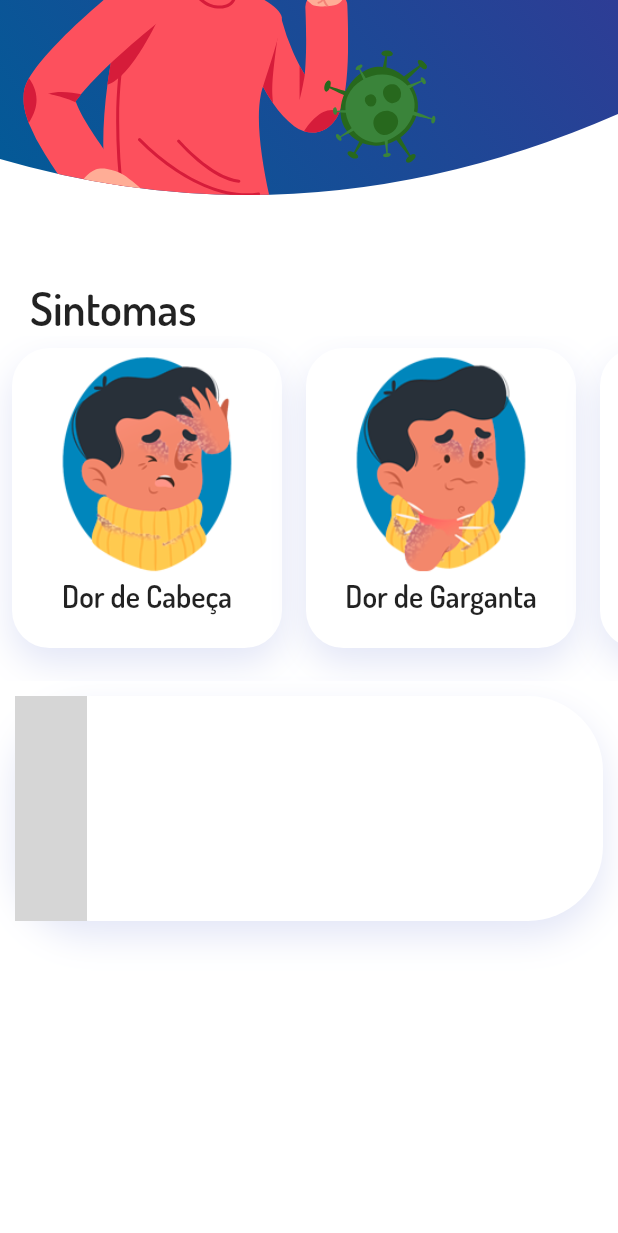
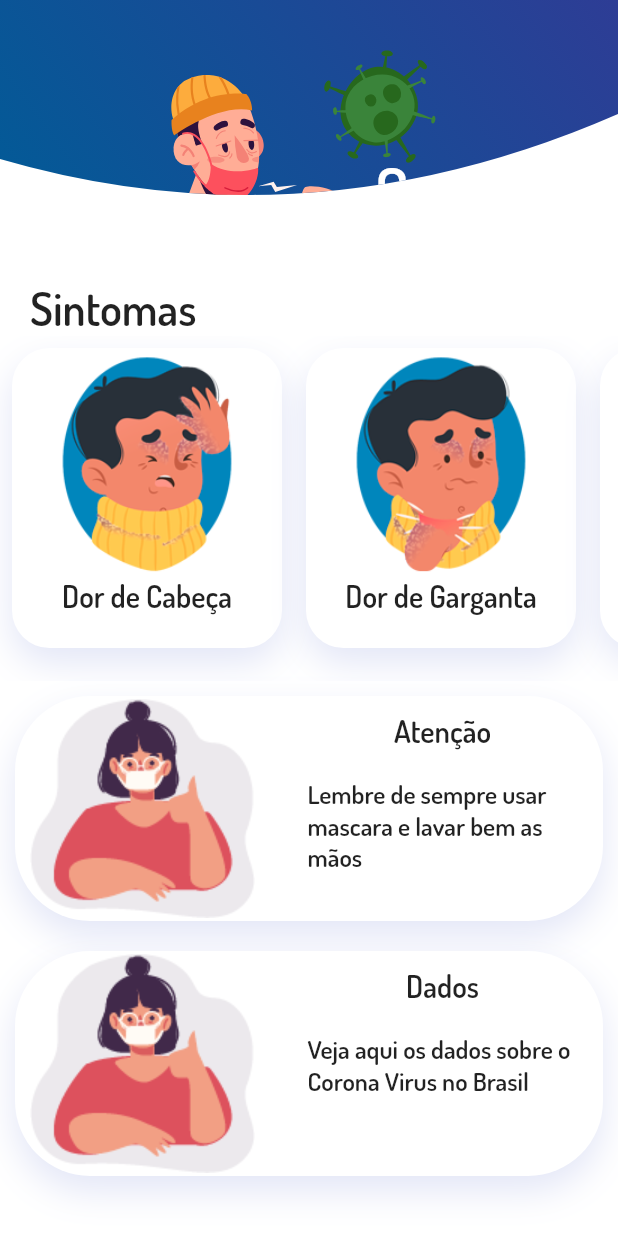
Before and after one commit to danielolaviobr/Covid19, a Flutter app: the screen it shows after launch, scrolled down 134 dp, on a phone screen of 412 x 824 dp. Shown: the top 1233 px of the screen. Run offline on Flutter 3.47's test engine with Material 2 defaults, Android fonts, the phone set to English and light mode, and no system bars; our stand-ins replace flutter_svg; grey boxes are pictures that could not be loaded.

Commit message:
design improvements and new screen

```diff
--- a/lib/header.dart
+++ b/lib/header.dart
@@ -5,7 +5,7 @@ import 'package:flutter_svg/svg.dart';
 import 'dart:math' as math;
 
 class Header extends StatelessWidget {
-  final offset;
+  final double offset;
   Header({this.offset});
   @override
   Widget build(BuildContext context) {
@@ -46,16 +46,19 @@ class Header extends StatelessWidget {
               ),
             ),
             Positioned(
-              top: (this.offset < 0) ? 20 : this.offset,
+              top: this.offset <= 0 ? 20 : this.offset + 20,
+              left: -30,
               child: Container(
                 padding: EdgeInsets.only(top: 30),
                 height: 300,
-                //width: 300,
+                width: 300,
                 child: SvgPicture.asset('assets/svg/sick.svg'),
               ),
             ),
             Positioned(
-              top: (this.offset < 0) ? 20 : this.offset / 2,
+              //top: (widget.offset < 0) ? 0 : widget.offset,
+              top: this.offset <= 0 ? 100 : this.offset + 100,
+              left: 250,
               child: Text(
                 'Covid-19',
                 style: kHeaderTitle,
--- a/lib/info_card.dart
+++ b/lib/info_card.dart
@@ -1,12 +1,21 @@
 import 'package:flutter/material.dart';
-import 'package:flutter_svg/flutter_svg.dart';
 import 'package:covid19/constants.dart';
+import 'package:flutter_svg/svg.dart';
 
 class InfoCard extends StatelessWidget {
+  final String image;
+  final String title;
+  final String text;
+  final Function onTap;
+
+  const InfoCard({Key key, this.image, this.title, this.text, this.onTap})
+      : super(key: key);
   @override
   Widget build(BuildContext context) {
     return Padding(
       padding: const EdgeInsets.all(10.0),
+      child: GestureDetector(
+        onTap: this.onTap,
         child: Container(
           decoration: BoxDecoration(
               color: Colors.white,
@@ -22,8 +31,29 @@ class InfoCard extends StatelessWidget {
           height: 150,
           child: Row(
             children: [
-            SvgPicture.asset('assets/images/mask_girl.png'),
+              SizedBox(width: 10.0),
+              Image.asset(this.image),
+              SizedBox(width: 35.0),
+              Column(
+                crossAxisAlignment: CrossAxisAlignment.center,
+                children: [
+                  SizedBox(height: 10),
+                  Text(
+                    this.title,
+                    style: TextStyle(fontSize: 20, fontFamily: 'Dosis'),
+                  ),
+                  SizedBox(height: 20),
+                  SizedBox(
+                    width: 180,
+                    child: Text(
+                      this.text,
+                      style: TextStyle(fontSize: 17, fontFamily: 'Dosis'),
+                    ),
+                  ),
                 ],
+              )
+            ],
+          ),
         ),
       ),
     );
--- a/lib/page_template.dart
+++ b/lib/page_template.dart
@@ -1,7 +1,9 @@
+import 'package:covid19/brasil_data.dart';
 import 'package:covid19/header.dart';
 import 'package:covid19/info_card.dart';
 import 'package:covid19/info_slider.dart';
 import 'package:flutter/material.dart';
+import 'package:http/http.dart' as http;
 
 class PageTemplate extends StatefulWidget {
   @override
@@ -11,14 +13,21 @@ class PageTemplate extends StatefulWidget {
 class _PageTemplateState extends State<PageTemplate> {
   ScrollController _controller = ScrollController();
   double offset = 0;
+  var response;
 
-  void onScroll() {
-    setState(() => offset = (_controller.hasClients) ? _controller.offset : 0);
+  Future<void> getData() async {
+    print('getting data');
+    response = await http
+        .get('https://covid19-brazil-api.now.sh/api/report/v1/brazil');
+    response.statusCode == 200
+        ? print(response.body)
+        : print(response.statusCode);
   }
 
   @override
   void initState() {
-    _controller.addListener(() => onScroll);
+    _controller.addListener(() => setState(
+        () => offset = (_controller.hasClients) ? _controller.offset : 0));
     super.initState();
   }
 
@@ -30,7 +39,8 @@ class _PageTemplateState extends State<PageTemplate> {
 
   @override
   Widget build(BuildContext context) {
-    return SingleChildScrollView(
+    return Container(
+      child: SingleChildScrollView(
         controller: _controller,
         child: Column(
           mainAxisAlignment: MainAxisAlignment.spaceBetween,
@@ -39,12 +49,27 @@ class _PageTemplateState extends State<PageTemplate> {
             Header(offset: offset),
             SizedBox(height: 20),
             InfoSlider(),
-          InfoCard(),
+            InfoCard(
+              image: 'assets/images/mask_girl.png',
+              title: 'Atenção',
+              text: 'Lembre de sempre usar mascara e lavar bem as mãos',
+            ),
+            InfoCard(
+              image: 'assets/images/mask_girl.png',
+              title: 'Dados',
+              text: 'Veja aqui os dados sobre o Corona Virus no Brasil',
+              onTap: () {
+                getData();
+                Navigator.push(context,
+                    MaterialPageRoute(builder: (context) => BrasilData()));
+              },
+            ),
             SizedBox(
               height: 200,
             )
           ],
         ),
+      ),
     );
   }
 }
--- a/pubspec.yaml
+++ b/pubspec.yaml
@@ -24,6 +24,7 @@ dependencies:
   flutter:
     sdk: flutter
   flutter_svg: ^0.18.0
+  http: ^0.12.1
 
 
 
```
Also changed, not shown: lib/brasil_data.dart (added, +20 -0 lines), lib/data_card.dart (added, +78 -0 lines), assets/svg/forward.svg (added), assets/svg/mask_girl.svg (deleted), pubspec.lock. Lines whose indentation alone changed are shown as unchanged.
